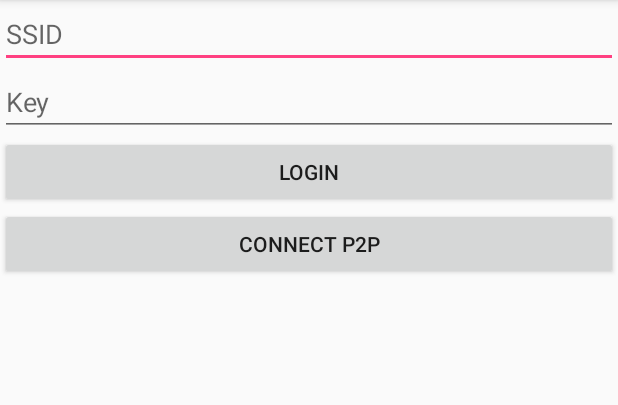
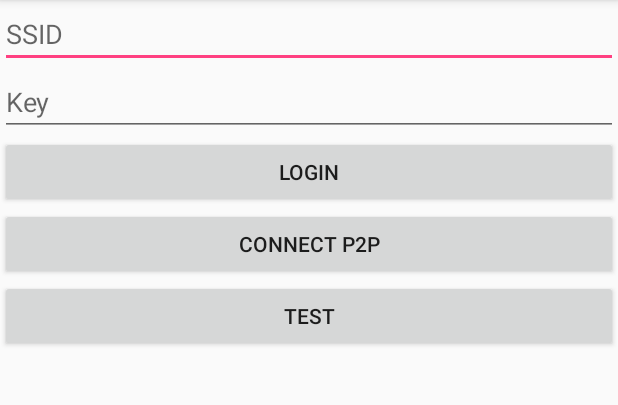
Before and after one commit to nikhilmuz/Water-Automation, an Android app: the screen it shows after launch (Login), on a phone screen of 412 x 824 dp, the part 84-489 px from its top. Run offline under Robolectric (Android 15) with nearby library versions, the phone set to English and light mode, and no system bars.

Commit message:
Added Test Button

```diff
--- a/app/src/main/AndroidManifest.xml
+++ b/app/src/main/AndroidManifest.xml
@@ -13,7 +13,9 @@
     <uses-permission
         android:required="true"
         android:name="android.permission.INTERNET"/>
-
+    <uses-permission
+        android:required="true"
+        android:name="android.permission.ACCESS_NETWORK_STATE"/>
     <application
         android:allowBackup="true"
         android:icon="@mipmap/ic_launcher"
--- a/app/src/main/java/ga/nikhilkumar/waterautomation/Login.java
+++ b/app/src/main/java/ga/nikhilkumar/waterautomation/Login.java
@@ -16,7 +16,7 @@ import java.util.List;
 public class Login extends AppCompatActivity {
 
     EditText ssid,pwd;
-    Button login,ptp;
+    Button login,ptp,test;
     @Override
     protected void onCreate(Bundle savedInstanceState) {
         super.onCreate(savedInstanceState);
@@ -25,6 +25,7 @@ public class Login extends AppCompatActivity {
         pwd=(EditText) findViewById(R.id.pwd);
         login=(Button) findViewById(R.id.login);
         ptp=(Button) findViewById(R.id.ptp);
+        test=(Button) findViewById(R.id.test);
         final Context context=this.getApplicationContext();
 
         final Intent dash=new Intent(this,Dashboard.class);
@@ -40,5 +41,16 @@ public class Login extends AppCompatActivity {
                 startActivity(dash);
             }
         });
+        test.setOnClickListener(new View.OnClickListener() {
+            @Override
+            public void onClick(View view) {
+                if(Vars.check_wifi_status(context)){
+                    Toast.makeText(context, "Connected", Toast.LENGTH_SHORT).show();
+                }
+                else {
+                    Toast.makeText(context, "Not Connected", Toast.LENGTH_SHORT).show();
+                }
+            }
+        });
     }
 }
--- a/app/src/main/res/layout/activity_login.xml
+++ b/app/src/main/res/layout/activity_login.xml
@@ -31,4 +31,10 @@
         android:text="Connect P2P"
         android:id="@+id/ptp"/>
 
+    <Button
+        android:id="@+id/test"
+        android:layout_width="match_parent"
+        android:layout_height="wrap_content"
+        android:text="test" />
+
 </LinearLayout>
```
Also changed, not shown: app/src/main/java/ga/nikhilkumar/waterautomation/Vars.java (+8 -0 lines).
